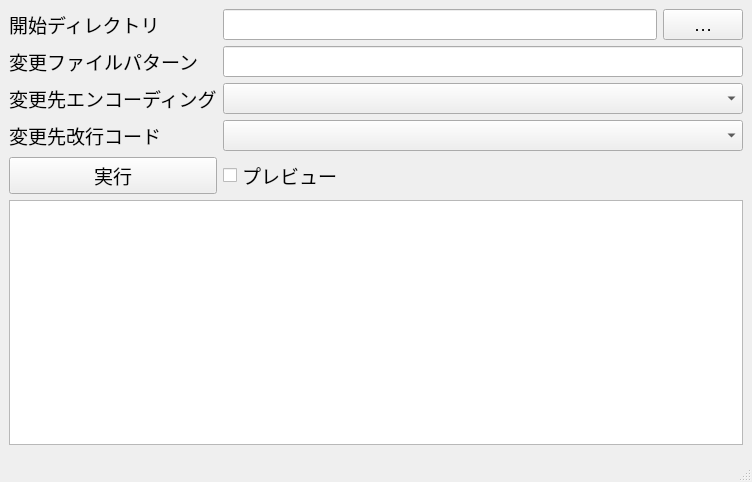
Old version of the form mainform.ui in the repository tripod31/conv_encoding.
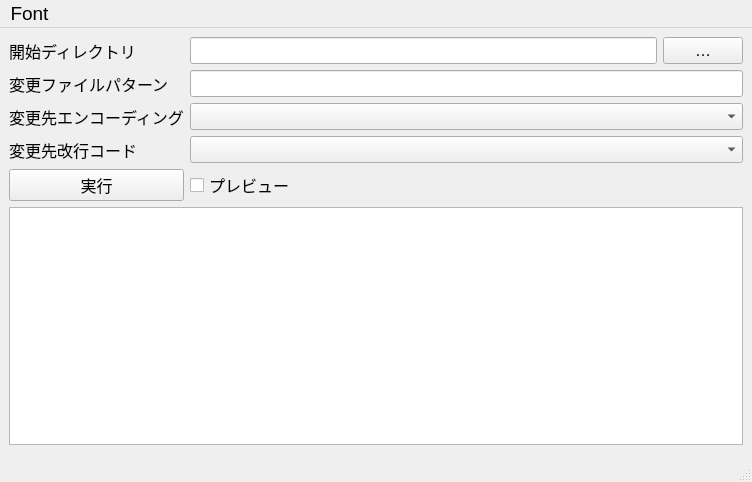
New version of the form.

```diff
--- a/mainform.ui
+++ b/mainform.ui
@@ -19,6 +19,11 @@
    <string>conv_encoding</string>
   </property>
   <widget class="QWidget" name="centralwidget">
+   <property name="font">
+    <font>
+     <pointsize>12</pointsize>
+    </font>
+   </property>
    <layout class="QGridLayout" name="gridLayout">
     <item row="0" column="0">
      <widget class="QLabel" name="label">
@@ -109,9 +114,15 @@
      <x>0</x>
      <y>0</y>
      <width>752</width>
-     <height>31</height>
+     <height>26</height>
     </rect>
    </property>
+   <widget class="QMenu" name="menuFont">
+    <property name="title">
+     <string>Font</string>
+    </property>
+   </widget>
+   <addaction name="menuFont"/>
   </widget>
   <widget class="QStatusBar" name="statusbar"/>
  </widget>
```
